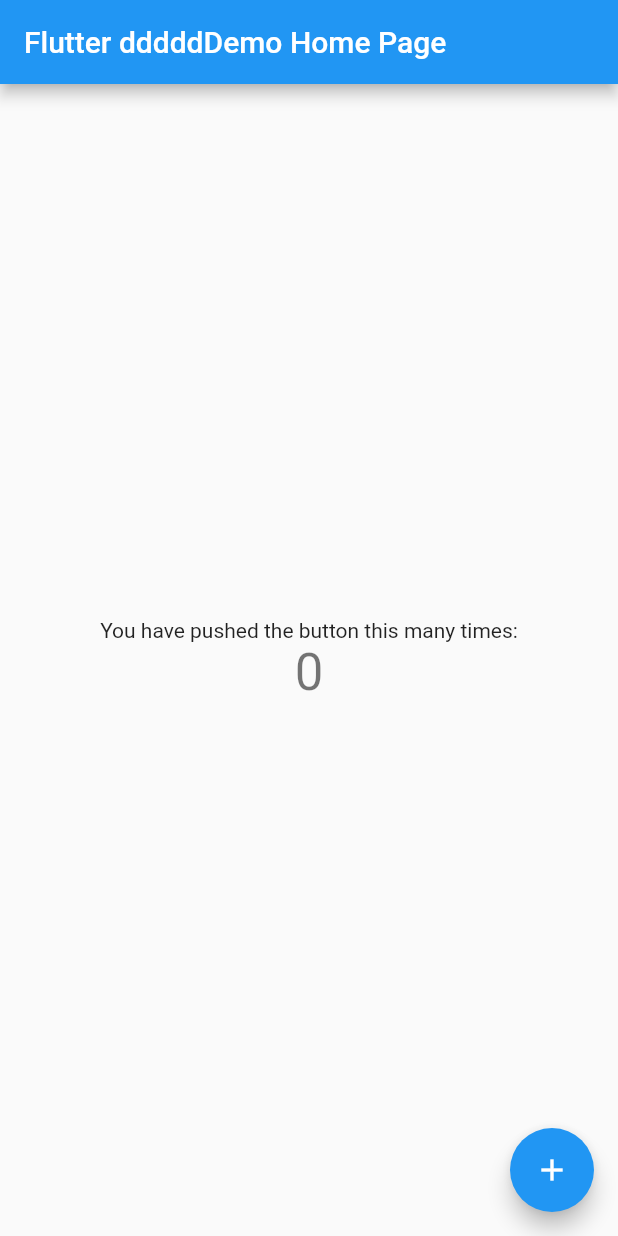
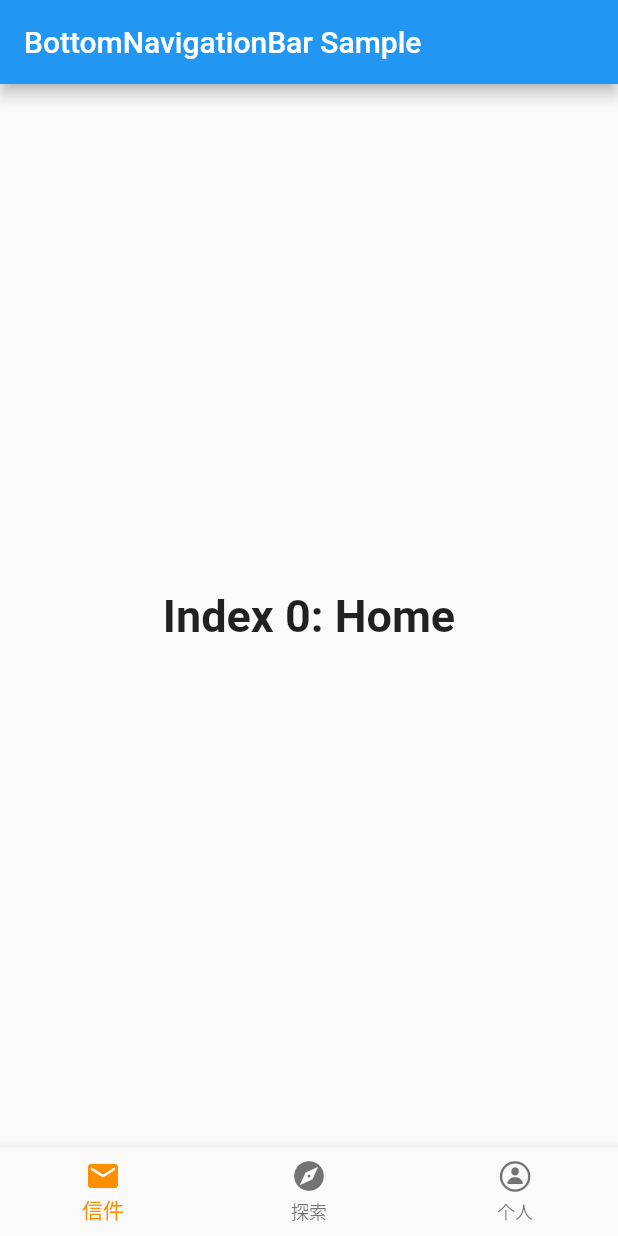
Before and after one commit to wuditken/flutter_app33, a Flutter app: the screen it shows after launch, on a phone screen of 412 x 824 dp. Run offline on Flutter 3.47's test engine with Material 2 defaults, Android fonts, the phone set to English and light mode, and no system bars.

Commit message:
添加底部导航

```diff
--- a/lib/main.dart
+++ b/lib/main.dart
@@ -1,38 +1,52 @@
+import 'package:flutter/cupertino.dart';
 import 'package:flutter/material.dart';
 
-void main() {
-  runApp(MyApp());
-}
+void main() => runApp(MyApp());
 
+/// This is the main application widget.
 class MyApp extends StatelessWidget {
-  // This widget is the root of your application.
+  static const String _title = 'Flutter Code Sample';
+
   @override
   Widget build(BuildContext context) {
     return MaterialApp(
-      title: 'Fluttedddr ssdsd',
-      theme: ThemeData(
-        primarySwatch: Colors.blue,
-      ),
-      home: MyHomePage(title: 'Flutter dddddDemo Home Page'),
+      title: _title,
+      home: MyStatefulWidget(),
     );
   }
 }
 
-class MyHomePage extends StatefulWidget {
-  MyHomePage({Key key, this.title}) : super(key: key);
-
-  final String title;
+/// This is the stateful widget that the main application instantiates.
+class MyStatefulWidget extends StatefulWidget {
+  MyStatefulWidget({Key key}) : super(key: key);
 
   @override
-  _MyHomePageState createState() => _MyHomePageState();
+  _MyStatefulWidgetState createState() => _MyStatefulWidgetState();
 }
 
-class _MyHomePageState extends State<MyHomePage> {
-  int _counter = 0;
+/// This is the private State class that goes with MyStatefulWidget.
+class _MyStatefulWidgetState extends State<MyStatefulWidget> {
+  int _selectedIndex = 0;
+  static const TextStyle optionStyle =
+  TextStyle(fontSize: 30, fontWeight: FontWeight.bold);
+  static const List<Widget> _widgetOptions = <Widget>[
+    Text(
+      'Index 0: Home',
+      style: optionStyle,
+    ),
+    Text(
+      'Index 1: Business',
+      style: optionStyle,
+    ),
+    Text(
+      'Index 2: School',
+      style: optionStyle,
+    ),
+  ];
 
-  void _incrementCounter() {
+  void _onItemTapped(int index) {
     setState(() {
-      _counter++;
+      _selectedIndex = index;
     });
   }
 
@@ -40,45 +54,30 @@ class _MyHomePageState extends State<MyHomePage> {
   Widget build(BuildContext context) {
     return Scaffold(
       appBar: AppBar(
-        // Here we take the value from the MyHomePage object that was created by
-        // the App.build method, and use it to set our appbar title.
-        title: Text(widget.title),
+        title: const Text('BottomNavigationBar Sample'),
       ),
       body: Center(
-        // Center is a layout widget. It takes a single child and positions it
-        // in the middle of the parent.
-        child: Column(
-          // Column is also a layout widget. It takes a list of children and
-          // arranges them vertically. By default, it sizes itself to fit its
-          // children horizontally, and tries to be as tall as its parent.
-          //
-          // Invoke "debug painting" (press "p" in the console, choose the
-          // "Toggle Debug Paint" action from the Flutter Inspector in Android
-          // Studio, or the "Toggle Debug Paint" command in Visual Studio Code)
-          // to see the wireframe for each widget.
-          //
-          // Column has various properties to control how it sizes itself and
-          // how it positions its children. Here we use mainAxisAlignment to
-          // center the children vertically; the main axis here is the vertical
-          // axis because Columns are vertical (the cross axis would be
-          // horizontal).
-          mainAxisAlignment: MainAxisAlignment.center,
-          children: <Widget>[
-            Text(
-              'You have pushed the button this many times:',
-            ),
-            Text(
-              '$_counter',
-              style: Theme.of(context).textTheme.headline4,
-            ),
-          ],
-        ),
+        child: _widgetOptions.elementAt(_selectedIndex),
       ),
-      floatingActionButton: FloatingActionButton(
-        onPressed: _incrementCounter,
-        tooltip: 'Increment',
-        child: Icon(Icons.add),
-      ), // This trailing comma makes auto-formatting nicer for build methods.
+      bottomNavigationBar: BottomNavigationBar(
+        items: const <BottomNavigationBarItem>[
+          BottomNavigationBarItem(
+            icon: Icon(Icons.mail),
+            label: '信件',
+          ),
+          BottomNavigationBarItem(
+            icon: Icon(Icons.explore),
+            label: '探索',
+          ),
+          BottomNavigationBarItem(
+            icon: Icon(CupertinoIcons.person_circle),
+            label: '个人',
+          ),
+        ],
+        currentIndex: _selectedIndex,
+        selectedItemColor: Colors.amber[800],
+        onTap: _onItemTapped,
+      ),
     );
   }
 }
```
